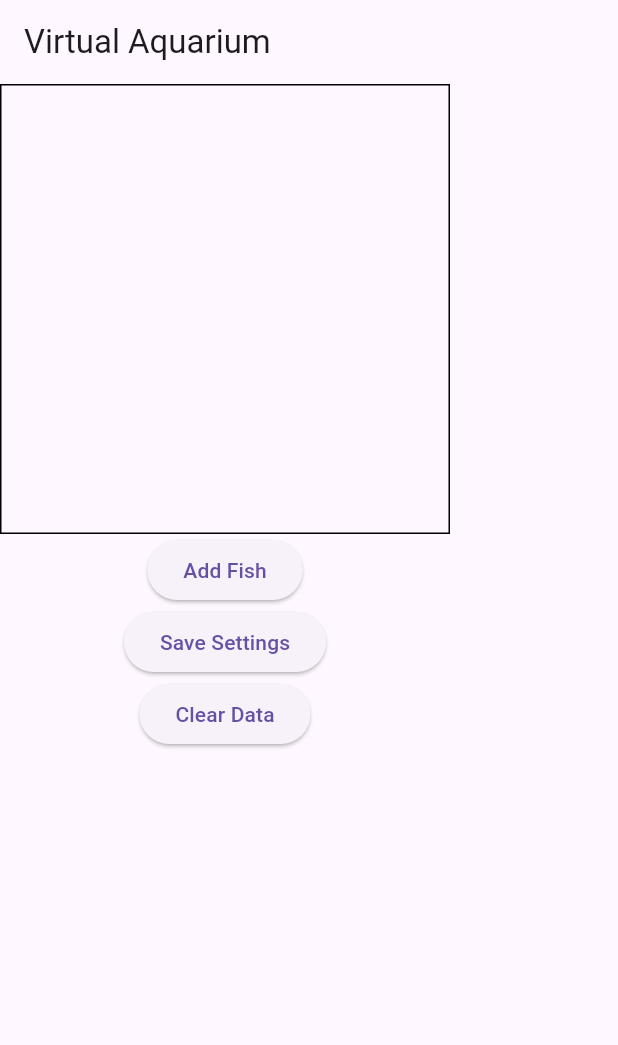
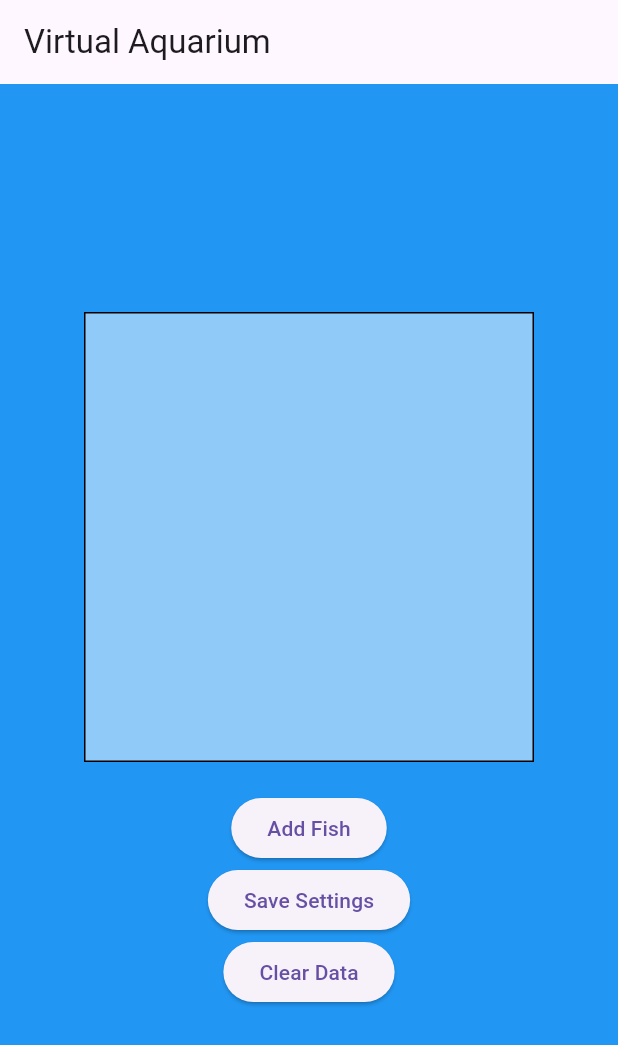
Before and after one commit to FaithNnakwe/aquarium, a Flutter app: the screen it shows after launch, on a phone screen of 412 x 824 dp. Shown: the top 1045 px of the screen. Run offline on Flutter 3.47's test engine with Material 3 defaults, Android fonts, the phone set to English and light mode, and no system bars; our stand-ins replace shared_preferences.

Commit message:
Fishes change color when they collide, cleaned up UI.

```diff
--- a/lib/main.dart
+++ b/lib/main.dart
@@ -1,7 +1,5 @@
 import 'dart:math';
 import 'package:flutter/material.dart';
-import 'package:sqflite/sqflite.dart';
-import 'package:path/path.dart';
 import 'package:shared_preferences/shared_preferences.dart';
 
 void main() => runApp(AquariumApp());
@@ -60,8 +58,11 @@ class _AquariumScreenState extends State<AquariumScreen> with SingleTickerProvid
     _controller = AnimationController(duration: const Duration(seconds: 2), vsync: this)..repeat();
     _controller.addListener(() {
       setState(() {
-        for (var fish in fishList) {
-          fish.move();
+    for (int i = 0; i < fishList.length; i++) {
+      fishList[i].move();
+      for (int j = i + 1; j < fishList.length; j++) {
+        _checkForCollision(fishList[i], fishList[j]); // <-- Collision check happens here (Line 53)
+      }
     }
   });
     });
@@ -82,6 +83,11 @@ class _AquariumScreenState extends State<AquariumScreen> with SingleTickerProvid
         (fish1.position.dy - fish2.position.dy).abs() < 20) {
       setState(() {
         fish1.color = Random().nextBool() ? Colors.blue : Colors.red;
+        fish2.color = Random().nextBool() ? Colors.green : Colors.yellow;
+        fish1.dx = -fish1.dx;
+        fish1.dy = -fish1.dy;
+        fish2.dx = -fish2.dx;
+        fish2.dy = -fish2.dy;
       });
     }
   }
@@ -116,13 +122,16 @@ class _AquariumScreenState extends State<AquariumScreen> with SingleTickerProvid
   @override
   Widget build(BuildContext context) {
     return Scaffold(
+      backgroundColor: Colors.blue,
       appBar: AppBar(title: Text("Virtual Aquarium")),
-      body: Column(
+      body: Center(
+  child: Column(
+    mainAxisSize: MainAxisSize.min, // Ensures the column takes minimal vertical space
     children: [
       Container(
         width: 300,
         height: 300,
-            decoration: BoxDecoration(border: Border.all(color: Colors.black)),
+        decoration: BoxDecoration(color: Colors.blue[200], border: Border.all(color: Colors.black)),
         child: Stack(
           children: fishList.map((fish) => Positioned(
             left: fish.position.dx,
@@ -135,10 +144,12 @@ class _AquariumScreenState extends State<AquariumScreen> with SingleTickerProvid
           )).toList(),
         ),
       ),
+      const SizedBox(height: 20), // Adds spacing between the aquarium and buttons
       ElevatedButton(onPressed: _addFish, child: Text("Add Fish")),
       ElevatedButton(onPressed: _savePreferences, child: Text("Save Settings")),
       ElevatedButton(onPressed: _clearData, child: Text("Clear Data")),
     ],
+  ),
 ),
     );
   }
```
Lines whose indentation alone changed are shown as unchanged.
